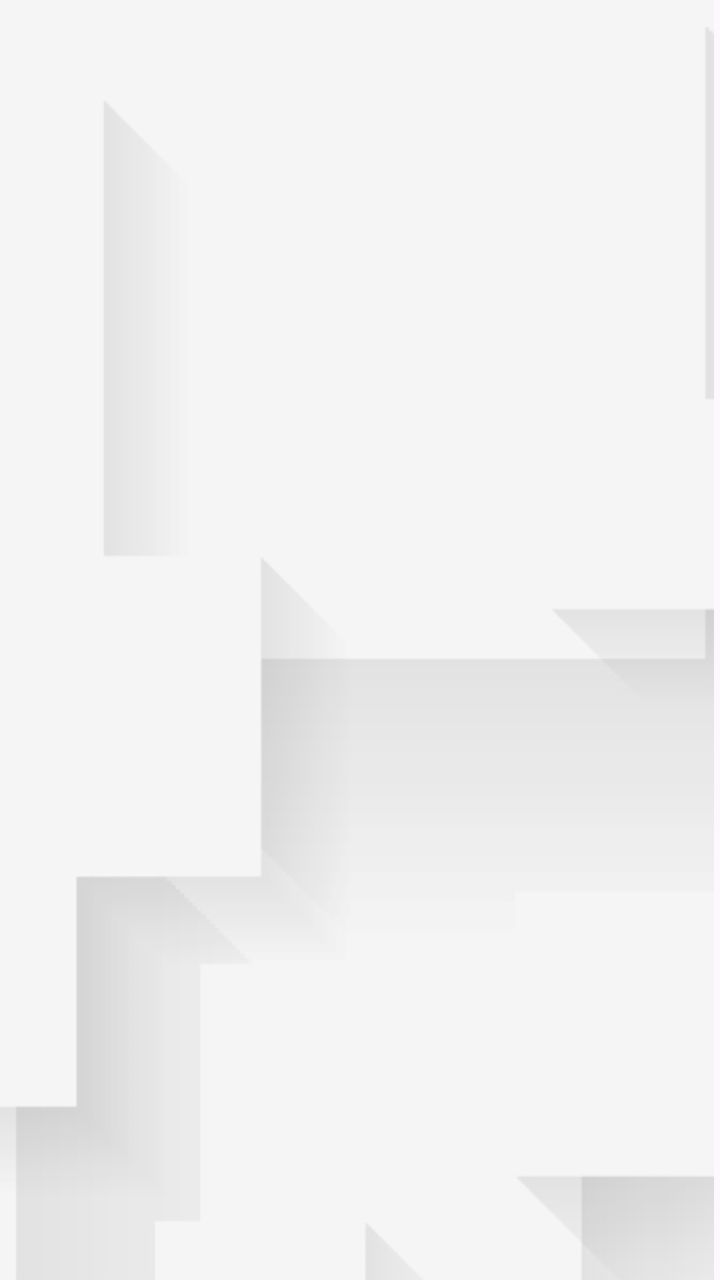
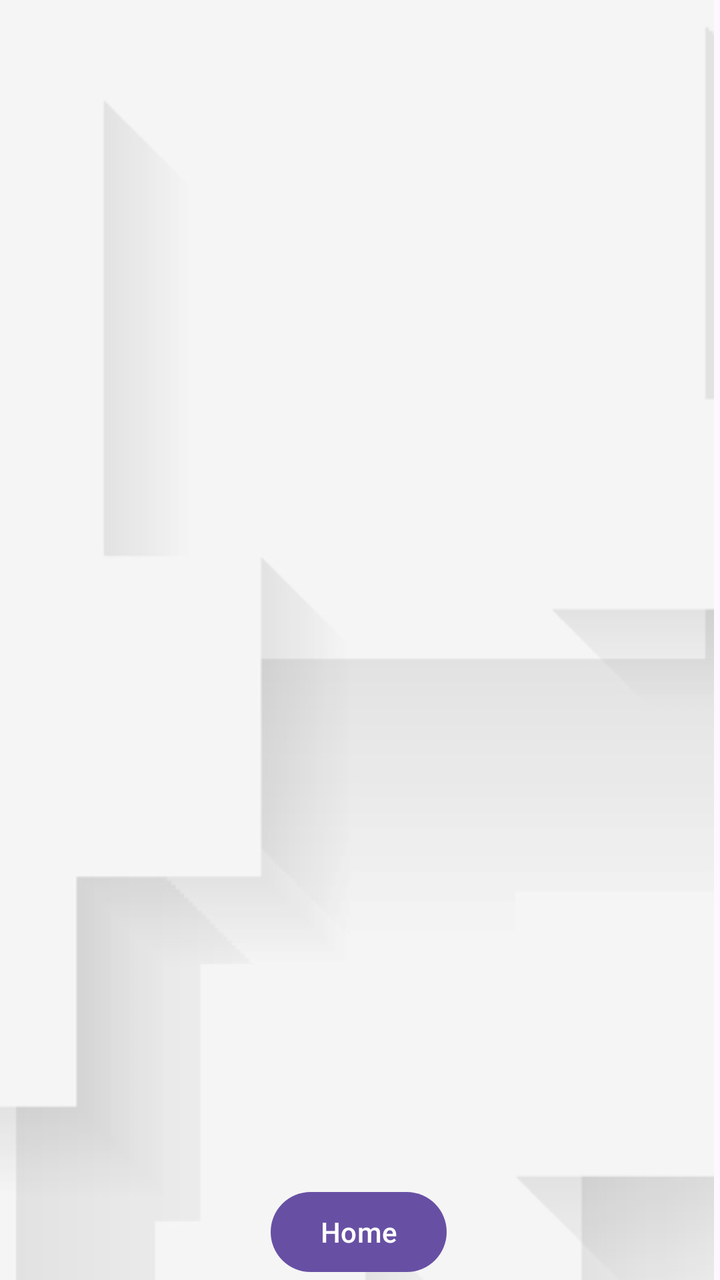

Two renders of the same Android screen: before a commit and after it. Below are the layout's source before the change and the commit's diff.
<!-- AndroidManifest.xml: application theme Theme.TrafficSceneAnalyser -->
<!-- res/layout/activity_analysis_info.xml -->
<?xml version="1.0" encoding="utf-8"?>
<androidx.constraintlayout.widget.ConstraintLayout
    xmlns:android="http://schemas.android.com/apk/res/android"
    xmlns:app="http://schemas.android.com/apk/res-auto"
    xmlns:tools="http://schemas.android.com/tools"
    android:id="@+id/main"
    android:layout_width="match_parent"
    android:layout_height="match_parent"
    tools:context=".AnalysisInfoActivity">

  <ImageView
      android:id="@+id/backg"
      android:layout_width="904dp"
      android:layout_height="897dp"
      app:layout_constraintBottom_toBottomOf="parent"
      app:layout_constraintEnd_toEndOf="parent"
      app:layout_constraintHorizontal_bias="1.0"
      app:layout_constraintStart_toStartOf="parent"
      app:layout_constraintTop_toTopOf="parent"
      app:layout_constraintVertical_bias="0.12"
      app:srcCompat="@drawable/background" />

  <androidx.recyclerview.widget.RecyclerView
      android:id="@+id/recyclerView"
      android:layout_width="0dp"
      android:layout_height="0dp"
      app:layout_constraintBottom_toBottomOf="parent"
      app:layout_constraintEnd_toEndOf="parent"
      app:layout_constraintStart_toStartOf="parent"
      app:layout_constraintTop_toTopOf="parent" />

</androidx.constraintlayout.widget.ConstraintLayout>
<!-- resources referenced by this layout -->
<resources>
  <!-- drawable background: png bitmap (drawable-hdpi, 37305 bytes) -->
  <style name="Theme.TrafficSceneAnalyser" parent="Base.Theme.TrafficSceneAnalyser" />
  <style name="Base.Theme.TrafficSceneAnalyser" parent="Theme.Material3.DayNight.NoActionBar">
          
          
      </style>
</resources>

<!-- the commit's change to res/layout/activity_analysis_info.xml (unified diff, before → after) -->
@@ -29,4 +29,16 @@
       app:layout_constraintStart_toStartOf="parent"
       app:layout_constraintTop_toTopOf="parent" />
 
+  <Button
+      android:id="@+id/homeButton"
+      android:layout_width="wrap_content"
+      android:layout_height="wrap_content"
+      android:text="Home"
+      app:layout_constraintBottom_toBottomOf="parent"
+      app:layout_constraintEnd_toEndOf="parent"
+      app:layout_constraintHorizontal_bias="0.498"
+      app:layout_constraintStart_toStartOf="parent"
+      app:layout_constraintTop_toTopOf="parent"
+      app:layout_constraintVertical_bias="1.0" />
+
 </androidx.constraintlayout.widget.ConstraintLayout>
